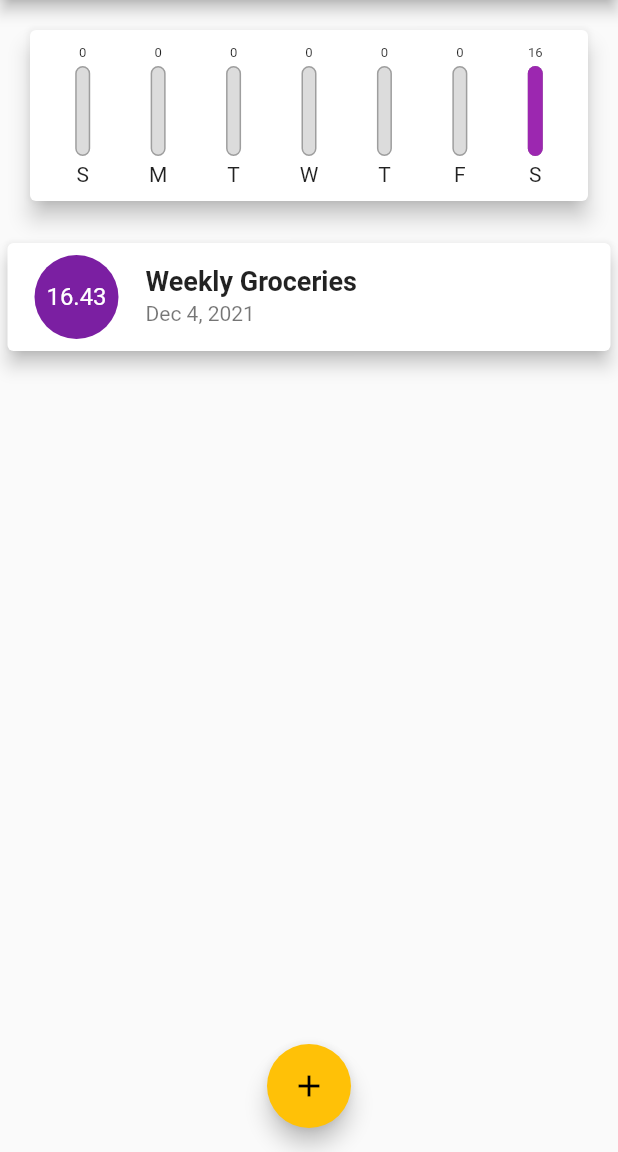
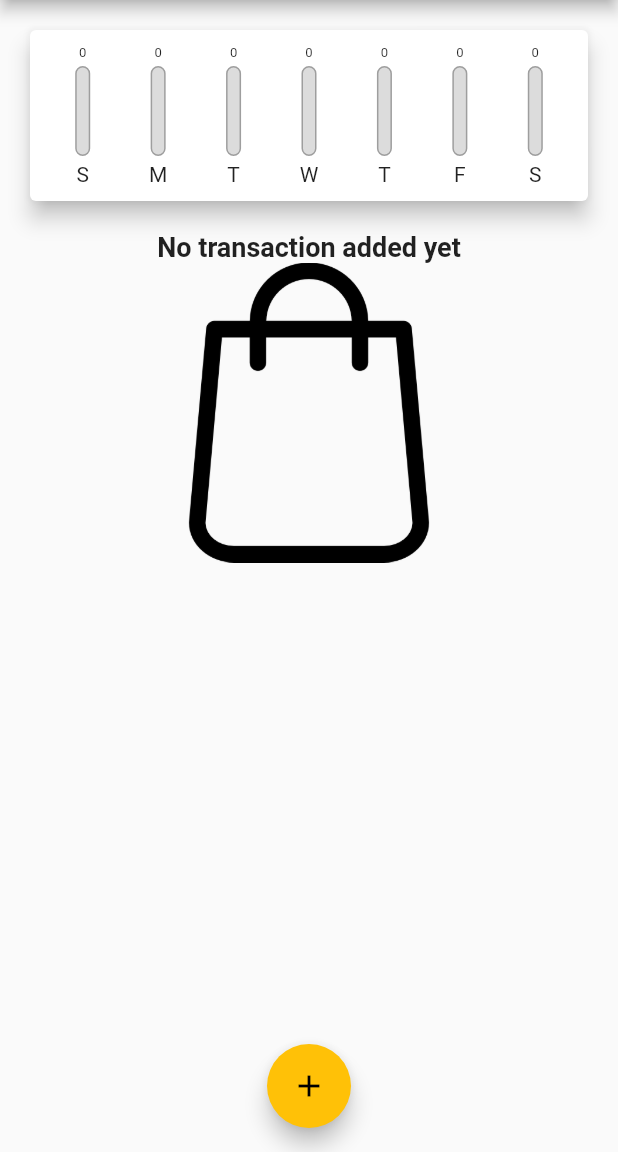
Before and after one commit to oreki27/Expense_Tracker, a Flutter app: the screen it shows after launch, on a phone screen of 412 x 824 dp, the part 84-1236 px from its top. Run offline on Flutter 3.47's test engine with Material 2 defaults, Android fonts, the phone set to English and light mode, and no system bars; Roboto replaces fonts that are missing (OpenSans).

Commit message:
Commit #2

```diff
--- a/lib/main.dart
+++ b/lib/main.dart
@@ -56,12 +56,6 @@ class _MyHomePageState extends State<MyHomePage> {
     //     amount: 56.22,
     //     date: DateTime.now()
     // ),
-    Transaction(
-        id: 't2',
-        title: "Weekly Groceries",
-        amount: 16.43,
-        date: DateTime.now()
-    ),
   ];
 
 
@@ -75,18 +69,24 @@ class _MyHomePageState extends State<MyHomePage> {
     }).toList();
   }
 
-  void _addTransaction(String title, double amount) {
+  void _addTransaction(String title, double amount, DateTime chosenDate) {
     final newTx = Transaction(
-        id: DateTime.now().toString(),
+        id: DateTime.now().millisecondsSinceEpoch.toString(),
         title: title,
         amount: amount,
-        date: DateTime.now());
+        date: chosenDate);
 
     setState(() {
       _userTransactions.add(newTx);
     });
 
     Navigator.of(context).pop();
+  }
+
+  void _deleteTransaction(String id) {
+    setState(() {
+      _userTransactions.removeWhere((element) => element.id == id);
+    });
   }
 
   void _startAddNewTransaction(BuildContext ctx) {
@@ -100,8 +100,7 @@ class _MyHomePageState extends State<MyHomePage> {
 
   @override
   Widget build(BuildContext context) {
-    return Scaffold(
-      appBar: AppBar(
+    final appBar = AppBar(
       title: Text("Personal Expenses"),
       actions: <Widget>[
         IconButton(
@@ -109,14 +108,16 @@ class _MyHomePageState extends State<MyHomePage> {
           icon: Icon(Icons.add),
         ),
       ],
-      ),
+    );
+    return Scaffold(
+      appBar: appBar,
       body: SingleChildScrollView(
         child: Column(
           mainAxisAlignment: MainAxisAlignment.start,
           crossAxisAlignment: CrossAxisAlignment.center,
           children: <Widget>[
             Chart(_recentTransactions),
-            TransactionList(_userTransactions),
+            TransactionList(_userTransactions,_deleteTransaction),
           ],
         ),
       ),
--- a/lib/widgets/new_transaction.dart
+++ b/lib/widgets/new_transaction.dart
@@ -21,10 +21,10 @@ class _NewTransactionState extends State<NewTransaction> {
     }
     final String enteredTitle = _titleController.text;
     final double enteredAmount = double.parse(_amountController.text);
-    if(enteredTitle.isEmpty || enteredAmount <= 0) {
+    if(enteredTitle.isEmpty || enteredAmount <= 0 || _selectedDate == null) {
       return;
     }
-    widget.addNewTransaction(enteredTitle,enteredAmount);
+    widget.addNewTransaction(enteredTitle,enteredAmount,_selectedDate);
   }
 
   void _presentDatePicker() {
@@ -81,7 +81,7 @@ class _NewTransactionState extends State<NewTransaction> {
               ),
             ),
             RaisedButton(
-              onPressed: () => _submitText,
+              onPressed: () => _submitText(""),
               child: Text("Add Transaction"),
               color: Theme.of(context).primaryColor,
               textColor: Theme.of(context).textTheme.button!.color,
--- a/lib/widgets/transaction_list.dart
+++ b/lib/widgets/transaction_list.dart
@@ -5,13 +5,14 @@ import 'package:intl/intl.dart';
 class TransactionList extends StatelessWidget {
 
   final List<Transaction> userTransactions;
+  final Function deleteTx;
 
-  TransactionList(this.userTransactions);
+  TransactionList(this.userTransactions,this.deleteTx);
 
   @override
   Widget build(BuildContext context) {
     return Container(
-      height: 400,
+      height: 500,
         child: (userTransactions.isEmpty) ?
         Column(
           children: <Widget>[
@@ -32,11 +33,16 @@ class TransactionList extends StatelessWidget {
                   radius: 30,
                   child: Padding(
                     padding: EdgeInsets.all(10),
-                    child: FittedBox(child: Text("${userTransactions[index].amount}")),
+                    child: FittedBox(child: Text("Rs. ${userTransactions[index].amount}")),
                   ),
                 ),
                 title: Text("${userTransactions[index].title}", style: Theme.of(context).textTheme.title,),
                 subtitle: Text("${DateFormat.yMMMd().format(userTransactions[index].date)}"),
+                trailing: IconButton(
+                  icon: Icon(Icons.delete),
+                  color: Theme.of(context).errorColor,
+                  onPressed: () => deleteTx(userTransactions[index].id),
+                ),
               ),
             );
           },
```
Lines whose indentation alone changed are shown as unchanged.
